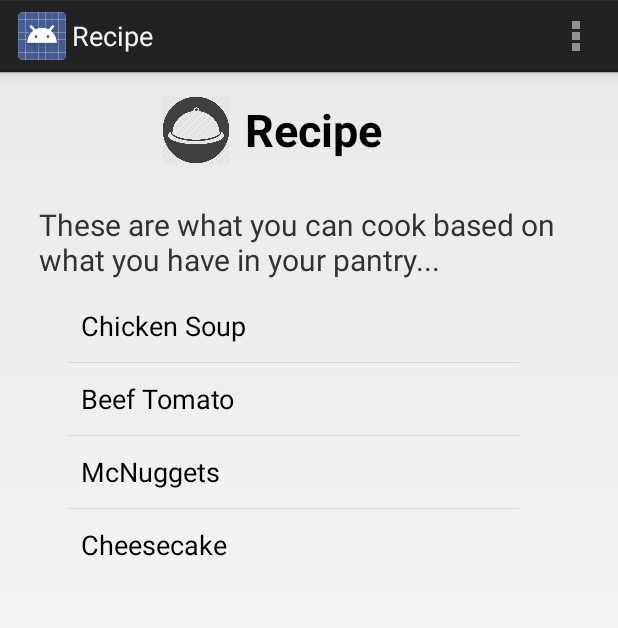
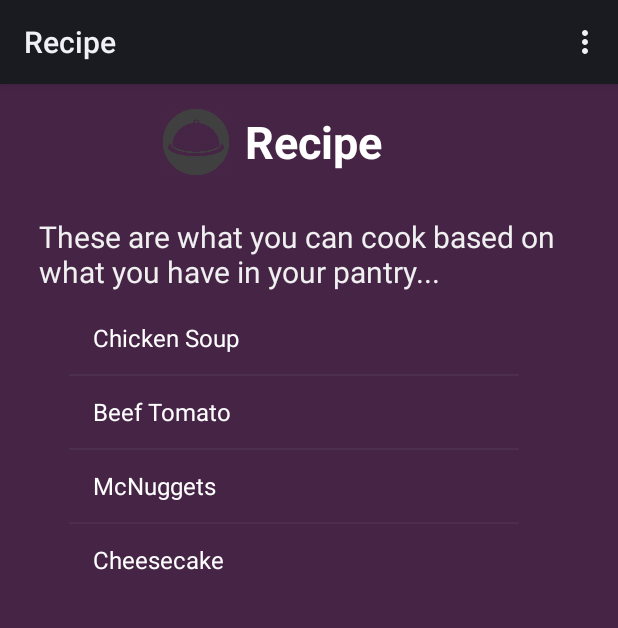
Before and after one commit to dcdinicola/Group_App_Working_Folder_The_Pantry_Planner, an Android app: the LookUpRecipeActivity screen opened directly, with no data from a screen before it, on a phone screen of 412 x 824 dp. Shown: the top 628 px of the screen. Run offline under Robolectric (Android 15) with nearby library versions, the phone set to English and light mode, and no system bars.

Commit message:
Added customized theme
This theme can make listView’s textColor changeable

```diff
--- a/MyFirstApplication-2/app/src/main/AndroidManifest.xml
+++ b/MyFirstApplication-2/app/src/main/AndroidManifest.xml
@@ -26,7 +26,8 @@
         </activity>
         <activity
             android:name="com.irissonghy.myfirstapplication.LookUpRecipeActivity"
-            android:label="@string/title_activity_look_up_recipe" >
+            android:label="@string/title_activity_look_up_recipe"
+            android:theme = "@style/ListFontColor">
         </activity>
         <activity
             android:name="com.irissonghy.myfirstapplication.RecipeDetailActivity"
@@ -44,6 +45,7 @@
             android:name="com.irissonghy.myfirstapplication.ProfileActivity"
             android:label="@string/title_activity_profile" >
         </activity>
+
     </application>
 
 </manifest>
--- a/MyFirstApplication-2/app/src/main/res/layout/activity_look_up_recipe.xml
+++ b/MyFirstApplication-2/app/src/main/res/layout/activity_look_up_recipe.xml
@@ -5,6 +5,7 @@
     android:paddingRight="@dimen/activity_horizontal_margin"
     android:paddingTop="@dimen/activity_vertical_margin"
     android:paddingBottom="@dimen/activity_vertical_margin"
+    android:background = "#462446"
     tools:context="com.irissonghy.myfirstapplication.LookUpRecipeActivity">
 
     <LinearLayout
@@ -38,9 +39,8 @@
                 android:layout_weight="1.04"
                 android:id="@+id/textView_recipeHeader"
                 android:gravity="center_vertical"
-                android:textColor="#000"
+                android:textColor="#fff"
                 android:textAlignment="center"
-                android:autoText="true"
                 android:textSize="30sp"
                 android:textStyle="bold" />
 
@@ -49,7 +49,7 @@
         <TextView
             android:layout_width="wrap_content"
             android:layout_height="wrap_content"
-            android:textIsSelectable="true"
+            android:textColor = "#f0f0f0"
             android:paddingTop="10px"
             android:layout_marginBottom="10px"
             android:text="These are what you can cook based on what you have in your pantry... "
@@ -64,6 +64,8 @@
             android:layout_gravity="center_horizontal"
             android:layout_marginRight="10dp"
             android:clickable="true" />
+
+
     </LinearLayout>
 
 
--- /dev/null
+++ b/MyFirstApplication-2/app/src/main/res/values/listView_Style.xml
@@ -0,0 +1,6 @@
+<?xml version="1.0" encoding="utf-8"?>
+<resources>
+    <style name="ListFontColor" parent="@android:style/Widget.ListView">
+        <item name="android:textColor">#FFFFFF</item>
+    </style>
+</resources>
```
